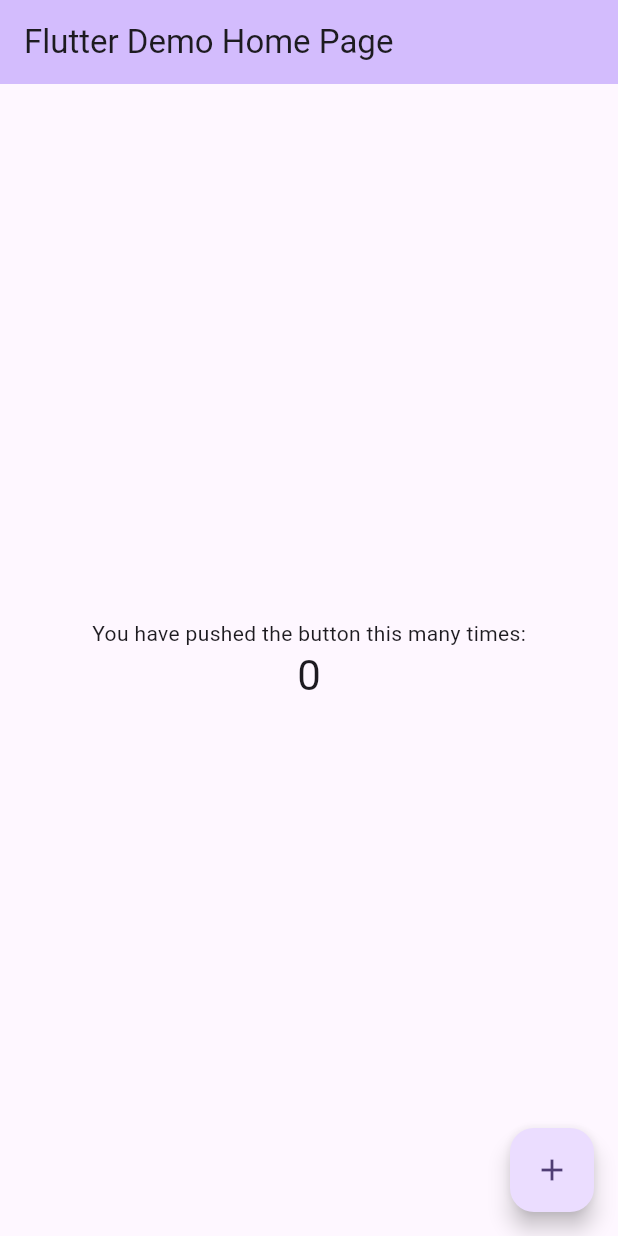
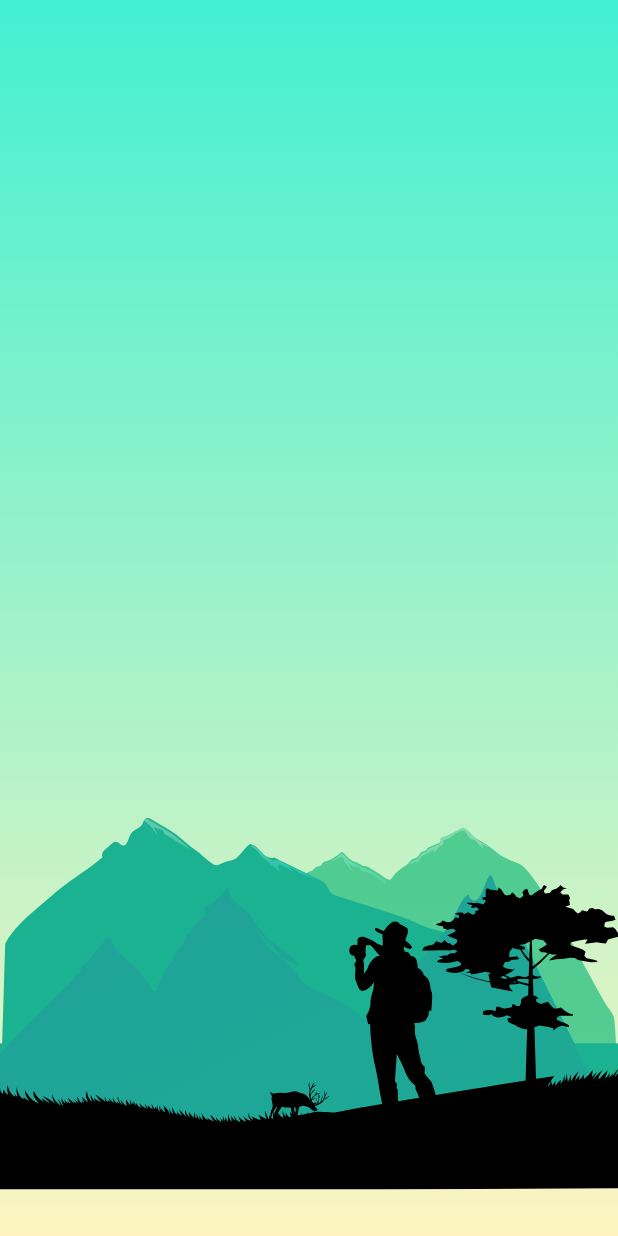
Before and after one commit to hamdanfatah/flutter-parallax-effect, a Flutter app: the screen it shows after launch, on a phone screen of 412 x 824 dp. Run offline on Flutter 3.47's test engine with Material 3 defaults, Android fonts, the phone set to English and light mode, and no system bars; our stand-ins replace flutter_svg.

Commit message:
Menambahkan aset di scaffold

```diff
--- a/lib/main.dart
+++ b/lib/main.dart
@@ -1,4 +1,5 @@
 import 'package:flutter/material.dart';
+import 'package:paralax/myhomepage.dart';
 
 void main() {
   runApp(const MyApp());
@@ -12,114 +13,7 @@
   Widget build(BuildContext context) {
     return MaterialApp(
       title: 'Flutter Demo',
-      theme: ThemeData(
-        // This is the theme of your application.
-        //
-        // TRY THIS: Try running your application with "flutter run". You'll see
-        // the application has a purple toolbar. Then, without quitting the app,
-        // try changing the seedColor in the colorScheme below to Colors.green
-        // and then invoke "hot reload" (save your changes or press the "hot
-        // reload" button in a Flutter-supported IDE, or press "r" if you used
-        // the command line to start the app).
-        //
-        // Notice that the counter didn't reset back to zero; the application
-        // state is not lost during the reload. To reset the state, use hot
-        // restart instead.
-        //
-        // This works for code too, not just values: Most code changes can be
-        // tested with just a hot reload.
-        colorScheme: ColorScheme.fromSeed(seedColor: Colors.deepPurple),
-        useMaterial3: true,
-      ),
-      home: const MyHomePage(title: 'Flutter Demo Home Page'),
+      home: MyHomePage(),
     );
   }
 }
-
-class MyHomePage extends StatefulWidget {
-  const MyHomePage({super.key, required this.title});
-
-  // This widget is the home page of your application. It is stateful, meaning
-  // that it has a State object (defined below) that contains fields that affect
-  // how it looks.
-
-  // This class is the configuration for the state. It holds the values (in this
-  // case the title) provided by the parent (in this case the App widget) and
-  // used by the build method of the State. Fields in a Widget subclass are
-  // always marked "final".
-
-  final String title;
-
-  @override
-  State<MyHomePage> createState() => _MyHomePageState();
-}
-
-class _MyHomePageState extends State<MyHomePage> {
-  int _counter = 0;
-
-  void _incrementCounter() {
-    setState(() {
-      // This call to setState tells the Flutter framework that something has
-      // changed in this State, which causes it to rerun the build method below
-      // so that the display can reflect the updated values. If we changed
-      // _counter without calling setState(), then the build method would not be
-      // called again, and so nothing would appear to happen.
-      _counter++;
-    });
-  }
-
-  @override
-  Widget build(BuildContext context) {
-    // This method is rerun every time setState is called, for instance as done
-    // by the _incrementCounter method above.
-    //
-    // The Flutter framework has been optimized to make rerunning build methods
-    // fast, so that you can just rebuild anything that needs updating rather
-    // than having to individually change instances of widgets.
-    return Scaffold(
-      appBar: AppBar(
-        // TRY THIS: Try changing the color here to a specific color (to
-        // Colors.amber, perhaps?) and trigger a hot reload to see the AppBar
-        // change color while the other colors stay the same.
-        backgroundColor: Theme.of(context).colorScheme.inversePrimary,
-        // Here we take the value from the MyHomePage object that was created by
-        // the App.build method, and use it to set our appbar title.
-        title: Text(widget.title),
-      ),
-      body: Center(
-        // Center is a layout widget. It takes a single child and positions it
-        // in the middle of the parent.
-        child: Column(
-          // Column is also a layout widget. It takes a list of children and
-          // arranges them vertically. By default, it sizes itself to fit its
-          // children horizontally, and tries to be as tall as its parent.
-          //
-          // Column has various properties to control how it sizes itself and
-          // how it positions its children. Here we use mainAxisAlignment to
-          // center the children vertically; the main axis here is the vertical
-          // axis because Columns are vertical (the cross axis would be
-          // horizontal).
-          //
-          // TRY THIS: Invoke "debug painting" (choose the "Toggle Debug Paint"
-          // action in the IDE, or press "p" in the console), to see the
-          // wireframe for each widget.
-          mainAxisAlignment: MainAxisAlignment.center,
-          children: <Widget>[
-            const Text(
-              'You have pushed the button this many times:',
-            ),
-            Text(
-              '$_counter',
-              style: Theme.of(context).textTheme.headlineMedium,
-            ),
-          ],
-        ),
-      ),
-      floatingActionButton: FloatingActionButton(
-        onPressed: _incrementCounter,
-        tooltip: 'Increment',
-        child: const Icon(Icons.add),
-      ), // This trailing comma makes auto-formatting nicer for build methods.
-    );
-  }
-}
--- /dev/null
+++ b/lib/myhomepage.dart
@@ -0,0 +1,53 @@
+import 'package:flutter/material.dart';
+import 'package:flutter_svg/flutter_svg.dart';
+
+class MyHomePage extends StatefulWidget {
+  MyHomePage({Key? key}) : super(key: key);
+
+  @override
+  State<MyHomePage> createState() => _MyHomePageState();
+}
+
+class _MyHomePageState extends State<MyHomePage> {
+  @override
+  Widget build(BuildContext context) {
+    return Scaffold(
+      body: Container(
+        decoration: BoxDecoration(
+          gradient: LinearGradient(
+            begin: Alignment.topCenter,
+            end: Alignment.bottomCenter,
+            colors: [
+              Color.fromARGB(255, 66, 240, 210),
+              Color.fromARGB(255, 253, 244, 193)
+            ],
+          ),
+        ),
+        child: Stack(
+          children: [
+            Positioned(
+                bottom: 0,
+                right: 0,
+                left: 0,
+                child: SvgPicture.asset('assets/mountains-layer-4.svg')),
+            Positioned(
+                bottom: 0,
+                right: 0,
+                left: 0,
+                child: SvgPicture.asset('assets/mountains-layer-3.svg')),
+            Positioned(
+                bottom: 0,
+                right: 0,
+                left: 0,
+                child: SvgPicture.asset('assets/mountains-layer-2.svg')),
+            Positioned(
+                bottom: -20,
+                right: 0,
+                left: 0,
+                child: SvgPicture.asset('assets/layer-1.svg')),
+          ],
+        ),
+      ),
+    );
+  }
+}
```
Also changed, not shown: pubspec.yaml (+6 -13 lines), assets/layer-1.svg (added), assets/mountains-layer-2.svg (added), assets/mountains-layer-3.svg (added), assets/mountains-layer-4.svg (added), assets/sun.svg (added), assets/trees-layer-2.svg (added), pubspec.lock.
